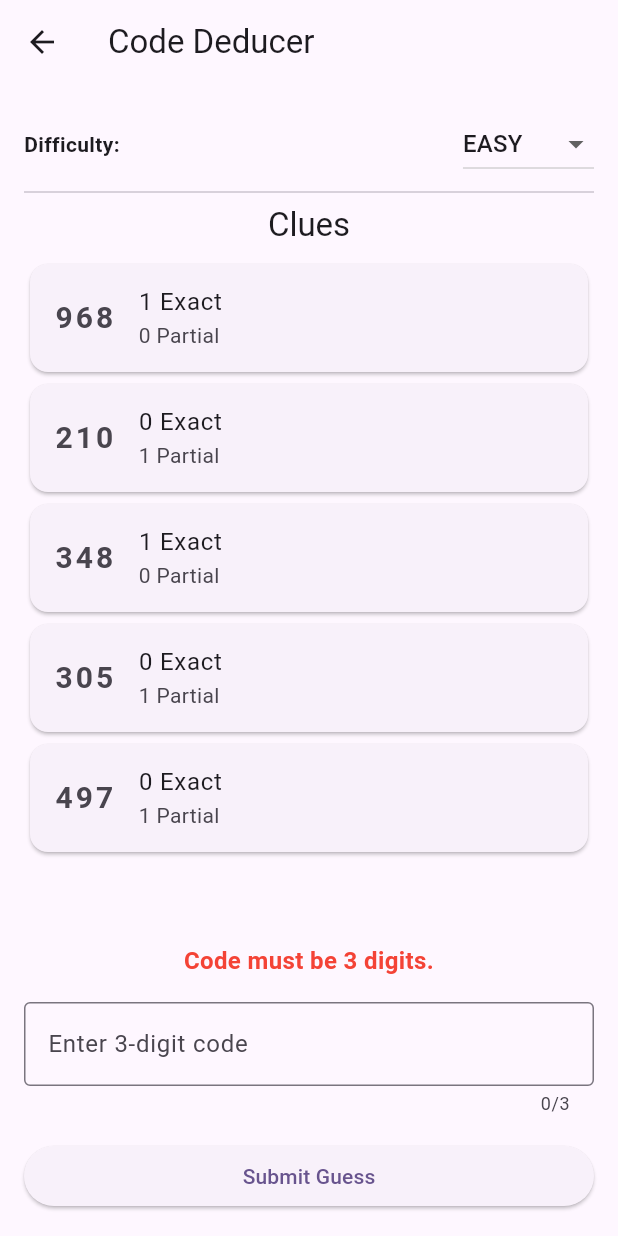
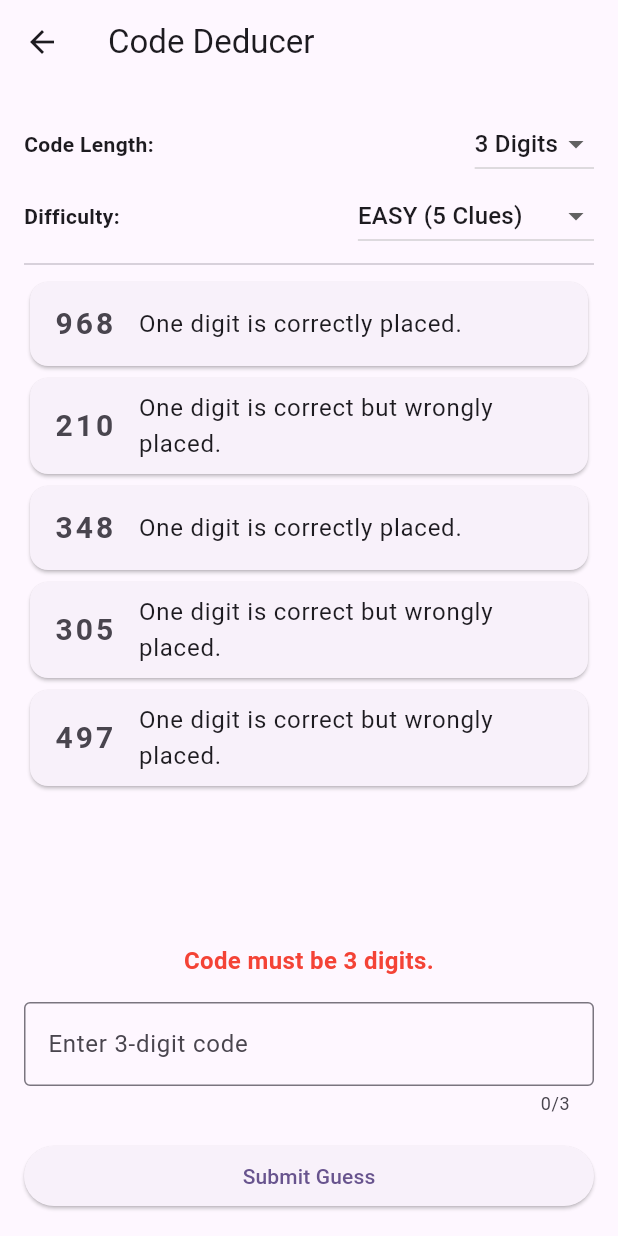
Before and after one commit to rmp7439/brain_games, a Flutter app: the CodeDeducerPage screen opened by its route, after a tap on "Submit Guess", on a phone screen of 412 x 824 dp. Run offline on Flutter 3.47's test engine with Material 3 defaults, Android fonts, the phone set to English and light mode, and no system bars; our stand-ins replace flutter_riverpod, go_router.

Commit message:
changed code deducer logic

```diff
--- a/lib/features/code_deducer/code_deducer_page.dart
+++ b/lib/features/code_deducer/code_deducer_page.dart
@@ -32,28 +32,44 @@ class CodeDeducerPage extends ConsumerWidget {
                   Row(
                     mainAxisAlignment: MainAxisAlignment.spaceBetween,
                     children: [
+                      const Text('Code Length:', style: TextStyle(fontWeight: FontWeight.bold)),
+                      DropdownButton<int>(
+                        value: state.selectedCodeLength,
+                        items: const [
+                          DropdownMenuItem(value: 3, child: Text('3 Digits')),
+                          DropdownMenuItem(value: 4, child: Text('4 Digits')),
+                          DropdownMenuItem(value: 5, child: Text('5 Digits')),
+                        ],
+                        onChanged: (length) {
+                          if (length != null) {
+                            notifier.startNewGame(state.selectedDifficulty, length);
+                          }
+                        },
+                      ),
+                    ],
+                  ),
+                  Row(
+                    mainAxisAlignment: MainAxisAlignment.spaceBetween,
+                    children: [
                       const Text('Difficulty:', style: TextStyle(fontWeight: FontWeight.bold)),
                       DropdownButton<Difficulty>(
                         value: state.selectedDifficulty,
                         items: Difficulty.values.map((d) {
                           return DropdownMenuItem(
                             value: d,
-                            child: Text(d.name.toUpperCase()),
+                            // E.g., "EASY (5 Clues)"
+                            child: Text('${d.name.toUpperCase()} (${d.clueCount} Clues)'),
                           );
                         }).toList(),
                         onChanged: (diff) {
-                          if (diff != null) notifier.startNewGame(diff);
+                          if (diff != null) {
+                            notifier.startNewGame(diff, state.selectedCodeLength);
+                          }
                         },
                       ),
                     ],
                   ),
                   const Divider(),
-                  Text(
-                    'Clues',
-                    style: Theme.of(context).textTheme.titleLarge,
-                    textAlign: TextAlign.center,
-                  ),
-                  const SizedBox(height: 8),
                   Expanded(
                     child: ListView.builder(
                       itemCount: state.puzzle!.clues.length,
@@ -65,8 +81,8 @@ class CodeDeducerPage extends ConsumerWidget {
                               clue.guess,
                               style: const TextStyle(fontSize: 20, fontWeight: FontWeight.bold, letterSpacing: 2),
                             ),
-                            title: Text('${clue.correctPlaced} Exact'),
-                            subtitle: Text('${clue.correctWrongPlaced} Partial'),
+                            // Removed exact/partial counters, now strictly displaying natural language
+                            title: Text(clue.type.description),
                           ),
                         );
                       },
@@ -86,10 +102,10 @@ class CodeDeducerPage extends ConsumerWidget {
                   TextField(
                     controller: textController,
                     keyboardType: TextInputType.number,
-                    maxLength: state.puzzle!.difficulty.codeLength,
+                    maxLength: state.puzzle!.codeLength,
                     decoration: InputDecoration(
                       border: const OutlineInputBorder(),
-                      labelText: 'Enter ${state.puzzle!.difficulty.codeLength}-digit code',
+                      labelText: 'Enter ${state.puzzle!.codeLength}-digit code',
                     ),
                     enabled: state.status == GameStatus.playing,
                   ),
@@ -101,7 +117,7 @@ class CodeDeducerPage extends ConsumerWidget {
                     )
                   else
                     ElevatedButton(
-                      onPressed: () => notifier.startNewGame(state.selectedDifficulty),
+                      onPressed: () => notifier.startNewGame(state.selectedDifficulty, state.selectedCodeLength),
                       child: const Text('Play Again'),
                     ),
                 ],
--- a/lib/features/code_deducer/logic/generator.dart
+++ b/lib/features/code_deducer/logic/generator.dart
@@ -4,42 +4,50 @@ import '../models/clue.dart';
 import '../models/puzzle.dart';
 import 'solver.dart';
 
-/// Generates valid puzzles by randomly generating clues and proving their uniqueness.
 class CodeDeducerGenerator {
   static final Random _random = Random();
 
-  /// Generates a puzzle that is guaranteed to have exactly one solution.
-  static Puzzle generate(Difficulty difficulty) {
+  /// Generates a puzzle with exactly [Difficulty.clueCount] clues and a single unique solution.
+  static Puzzle generate(Difficulty difficulty, int codeLength, {bool allowDuplicates = false}) {
     while (true) {
-      final secretCode = _generateCode(difficulty.codeLength, difficulty.allowDuplicates);
+      final secretCode = _generateCode(codeLength, allowDuplicates);
       final List<Clue> clues = [];
+      int loopSafeguard = 0;
 
-      // Add clues until the puzzle has a unique solution
-      for (int attempt = 0; attempt < 20; attempt++) {
-        final guess = _generateCode(difficulty.codeLength, difficulty.allowDuplicates);
+      // 1. Gather exactly the required number of strictly valid clues
+      while (clues.length < difficulty.clueCount && loopSafeguard < 1000) {
+        loopSafeguard++;
+        final guess = _generateCode(codeLength, allowDuplicates);
 
-        // Prevent giving away the exact answer as a clue
         if (guess == secretCode) continue;
+        if (clues.any((c) => c.guess == guess)) continue; // Prevent duplicates
 
-        clues.add(_createClue(guess, secretCode));
+        final clue = _createClue(guess, secretCode);
 
+        // Discard any clue that doesn't fall into the 5 allowed natural language types
+        if (clue == null) continue;
+
+        clues.add(clue);
+      }
+
+      // If we couldn't find enough valid clues, restart puzzle generation
+      if (clues.length < difficulty.clueCount) continue;
+
+      // 2. Run the solver to verify uniqueness
       final solutions = CodeDeducerSolver.solve(
-          codeLength: difficulty.codeLength,
+        codeLength: codeLength,
         clues: clues,
-          allowDuplicates: difficulty.allowDuplicates,
+        allowDuplicates: allowDuplicates,
       );
 
+      // 3. Publish only if mathematically perfect
       if (solutions.length == 1 && solutions.first == secretCode) {
-          // Uniqueness proven!
         return Puzzle(
           secretCode: secretCode,
           clues: clues,
           difficulty: difficulty,
+          codeLength: codeLength,
         );
-        }
-
-        // If something went wrong and we hit 0 solutions, discard this puzzle attempt
-        if (solutions.isEmpty) break;
       }
     }
   }
@@ -55,13 +63,11 @@ class CodeDeducerGenerator {
     return code;
   }
 
-  /// Calculates the exact and partial matches to create a mathematically correct clue.
-  static Clue _createClue(String guess, String secretCode) {
+  static Clue? _createClue(String guess, String secretCode) {
     int exact = 0;
     List<String> unmatchedGuess = [];
     List<String> unmatchedSecret = [];
 
-    // Exact matches
     for (int i = 0; i < guess.length; i++) {
       if (guess[i] == secretCode[i]) {
         exact++;
@@ -71,7 +77,6 @@ class CodeDeducerGenerator {
       }
     }
 
-    // Partial matches
     int partial = 0;
     for (final char in unmatchedGuess) {
       if (unmatchedSecret.contains(char)) {
@@ -80,6 +85,17 @@ class CodeDeducerGenerator {
       }
     }
 
-    return Clue(guess: guess, correctPlaced: exact, correctWrongPlaced: partial);
+    // Map internal counters to the allowed public clue types
+    final type = ClueType.fromMatches(exact, partial);
+
+    // Reject invalid combinations entirely
+    if (type == null) return null;
+
+    return Clue(
+      guess: guess,
+      correctPlaced: exact,
+      correctWrongPlaced: partial,
+      type: type, // Attach semantic type for UI
+    );
   }
 }
--- a/lib/features/code_deducer/models/clue.dart
+++ b/lib/features/code_deducer/models/clue.dart
@@ -1,15 +1,39 @@
 import 'package:meta/meta.dart';
+
+enum ClueType {
+  nothing(0, 0, 'No digit is in the code.'),
+  oneMisplaced(0, 1, 'One digit is correct but wrongly placed.'),
+  twoMisplaced(0, 2, 'Two digits are correct but wrongly placed.'),
+  oneCorrect(1, 0, 'One digit is correctly placed.'),
+  twoCorrect(2, 0, 'Two digits are correctly placed.');
+
+  final int exact;
+  final int partial;
+  final String description;
+
+  const ClueType(this.exact, this.partial, this.description);
+
+  /// Returns the corresponding ClueType, or null if the combination is not allowed.
+  static ClueType? fromMatches(int exact, int partial) {
+    for (final type in values) {
+      if (type.exact == exact && type.partial == partial) return type;
+    }
+    return null;
+  }
+}
 
 @immutable
 class Clue {
   final String guess;
   final int correctPlaced;
   final int correctWrongPlaced;
+  final ClueType type; // Added semantic type
 
   const Clue({
     required this.guess,
     required this.correctPlaced,
     required this.correctWrongPlaced,
+    required this.type,
   });
 
   @override
@@ -18,9 +42,10 @@ class Clue {
     return other is Clue &&
         other.guess == guess &&
         other.correctPlaced == correctPlaced &&
-        other.correctWrongPlaced == correctWrongPlaced;
+        other.correctWrongPlaced == correctWrongPlaced &&
+        other.type == type;
   }
 
   @override
-  int get hashCode => Object.hash(guess, correctPlaced, correctWrongPlaced);
+  int get hashCode => Object.hash(guess, correctPlaced, correctWrongPlaced, type);
 }
--- a/lib/features/code_deducer/models/puzzle.dart
+++ b/lib/features/code_deducer/models/puzzle.dart
@@ -2,14 +2,13 @@ import 'package:meta/meta.dart';
 import 'clue.dart';
 
 enum Difficulty {
-  easy(3, false),
-  medium(4, false),
-  hard(5, true);
+  easy(5),
+  medium(4),
+  hard(3);
 
-  final int codeLength;
-  final bool allowDuplicates;
+  final int clueCount;
 
-  const Difficulty(this.codeLength, this.allowDuplicates);
+  const Difficulty(this.clueCount);
 }
 
 @immutable
@@ -17,10 +16,12 @@ class Puzzle {
   final String secretCode;
   final List<Clue> clues;
   final Difficulty difficulty;
+  final int codeLength; // Explicitly decoupled from Difficulty
 
   const Puzzle({
     required this.secretCode,
     required this.clues,
     required this.difficulty,
+    required this.codeLength,
   });
 }
--- a/lib/features/code_deducer/providers/code_deducer_provider.dart
+++ b/lib/features/code_deducer/providers/code_deducer_provider.dart
@@ -10,12 +10,14 @@ class CodeDeducerState {
   final GameStatus status;
   final String feedback;
   final Difficulty selectedDifficulty;
+  final int selectedCodeLength; // Added independent length state
 
   const CodeDeducerState({
     this.puzzle,
     this.status = GameStatus.playing,
     this.feedback = '',
     this.selectedDifficulty = Difficulty.easy,
+    this.selectedCodeLength = 3,
   });
 
   CodeDeducerState copyWith({
@@ -23,35 +25,38 @@ class CodeDeducerState {
     GameStatus? status,
     String? feedback,
     Difficulty? selectedDifficulty,
+    int? selectedCodeLength,
   }) {
     return CodeDeducerState(
       puzzle: puzzle ?? this.puzzle,
       status: status ?? this.status,
       feedback: feedback ?? this.feedback,
       selectedDifficulty: selectedDifficulty ?? this.selectedDifficulty,
+      selectedCodeLength: selectedCodeLength ?? this.selectedCodeLength,
     );
   }
 }
 
 class CodeDeducerNotifier extends StateNotifier<CodeDeducerState> {
   CodeDeducerNotifier() : super(const CodeDeducerState()) {
-    startNewGame(Difficulty.easy);
+    startNewGame(Difficulty.easy, 3);
   }
 
-  void startNewGame(Difficulty difficulty) {
+  void startNewGame(Difficulty difficulty, int codeLength) {
     state = CodeDeducerState(
-      puzzle: null, // Triggers loading state
+      puzzle: null,
       selectedDifficulty: difficulty,
+      selectedCodeLength: codeLength,
       feedback: 'Generating puzzle...',
     );
 
-    // Generate puzzle synchronously for MVP, but isolated in real-world to prevent UI lock
-    final puzzle = CodeDeducerGenerator.generate(difficulty);
+    // Defaulting allowDuplicates to false per classic deduction rules
+    final puzzle = CodeDeducerGenerator.generate(difficulty, codeLength, allowDuplicates: false);
 
     state = state.copyWith(
       puzzle: puzzle,
       status: GameStatus.playing,
-      feedback: 'Crack the ${difficulty.codeLength}-digit code!',
+      feedback: 'Crack the $codeLength-digit code!',
     );
   }
 
@@ -60,8 +65,8 @@ class CodeDeducerNotifier extends StateNotifier<CodeDeducerState> {
 
     final puzzle = state.puzzle!;
 
-    if (guess.length != puzzle.difficulty.codeLength) {
-      state = state.copyWith(feedback: 'Code must be ${puzzle.difficulty.codeLength} digits.');
+    if (guess.length != puzzle.codeLength) {
+      state = state.copyWith(feedback: 'Code must be ${puzzle.codeLength} digits.');
       return;
     }
 
```
Also changed, not shown: 1 other file. Lines whose indentation alone changed are shown as unchanged.
